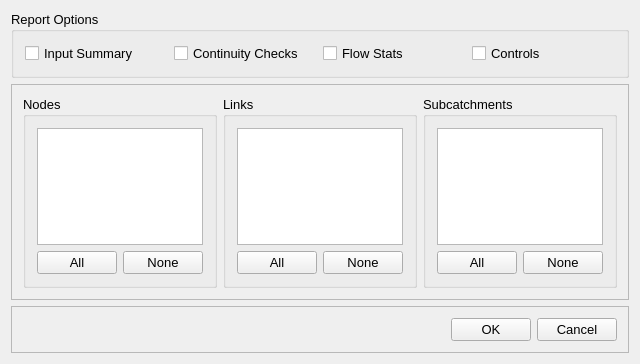
First picture: the form in src/ui/SWMM/frmReportOptionsDesigner.ui, repository USEPA/SWMM-EPANET_User_Interface, before the edit.
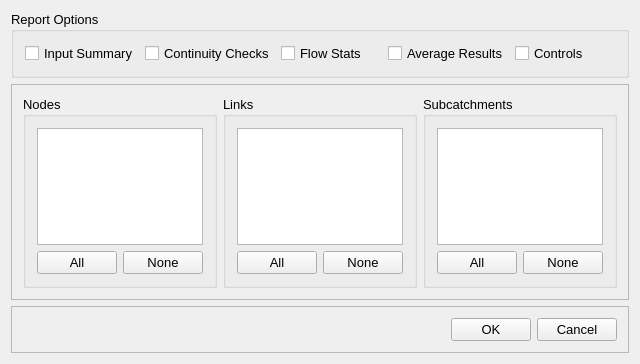
Second picture: the form after the edit.

What changed in the file:
```diff
--- a/src/ui/SWMM/frmReportOptionsDesigner.ui
+++ b/src/ui/SWMM/frmReportOptionsDesigner.ui
@@ -47,6 +47,13 @@
          </property>
         </widget>
        </item>
+       <item>
+        <widget class="QCheckBox" name="cbxAverage">
+         <property name="text">
+          <string>Average Results</string>
+         </property>
+        </widget>
+       </item>
        <item>
         <widget class="QCheckBox" name="cbxControls">
          <property name="text">
```
